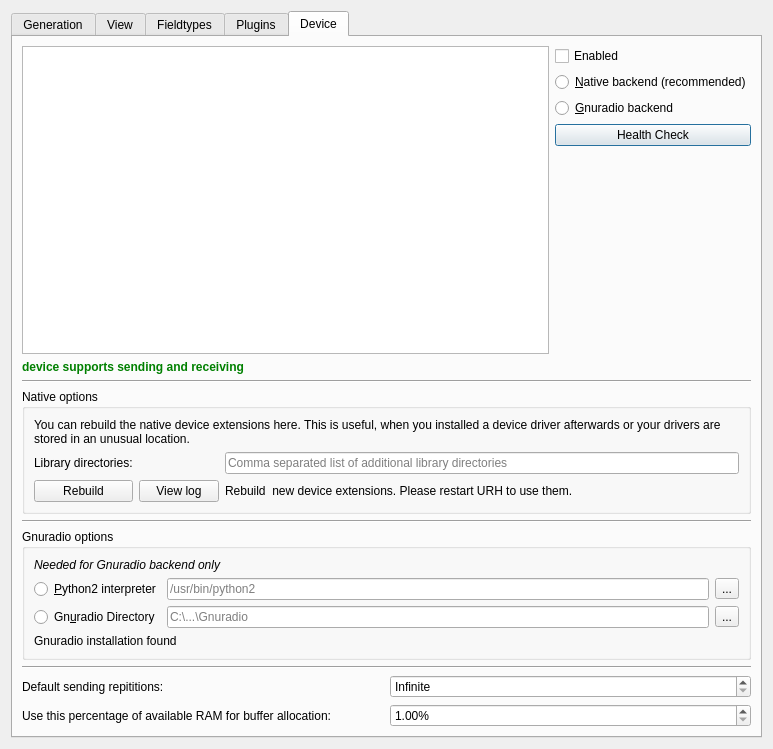
Qt form data/ui/options.ui (jopohl/urh) before a commit.
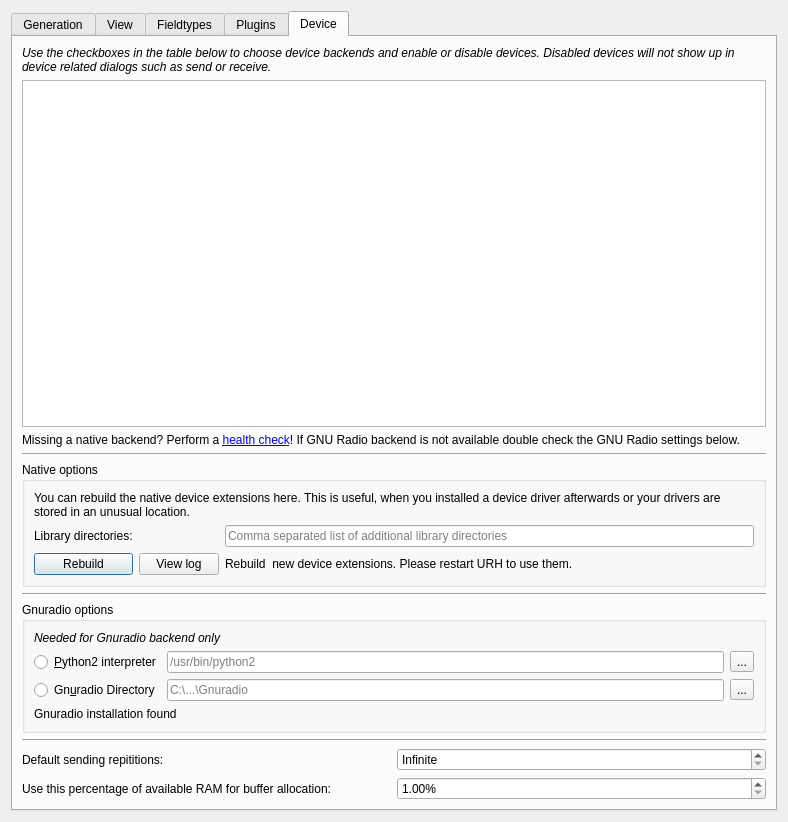
The same form after that commit. Icons and pictures are not drawn. Custom widgets are drawn as their Qt base class.

Commit message:
improve device selection in options, use a table instead of a list view (#469)
* improve device selection

* refresh gnuradio installed status + write changelog

* adapt unittest to new view

* reformat changelog

* optimize device table flags

* add qwait so model data gets called during test

* Revert "add qwait so model data gets called during test"

This reverts commit f1250b7c2527278ceef0f6bad443dfcb10023506.

* add to coveragerc

Diff of the .ui file:
```diff
--- a/data/ui/options.ui
+++ b/data/ui/options.ui
@@ -6,8 +6,8 @@
    <rect>
     <x>0</x>
     <y>0</y>
-    <width>773</width>
-    <height>749</height>
+    <width>788</width>
+    <height>822</height>
    </rect>
   </property>
   <property name="windowTitle">
@@ -311,103 +311,51 @@
       </attribute>
       <layout class="QVBoxLayout" name="verticalLayout_8">
        <item>
-        <layout class="QHBoxLayout" name="horizontalLayout">
-         <item>
-          <widget class="QListWidget" name="listWidgetDevices">
-           <property name="editTriggers">
-            <set>QAbstractItemView::NoEditTriggers</set>
-           </property>
-           <property name="alternatingRowColors">
-            <bool>true</bool>
-           </property>
-           <property name="viewMode">
-            <enum>QListView::ListMode</enum>
-           </property>
-          </widget>
-         </item>
-         <item>
-          <layout class="QVBoxLayout" name="verticalLayout_7">
-           <item>
-            <widget class="QCheckBox" name="chkBoxDeviceEnabled">
-             <property name="text">
-              <string>Enabled</string>
-             </property>
-            </widget>
-           </item>
-           <item>
-            <widget class="QRadioButton" name="rbNativeBackend">
-             <property name="text">
-              <string>&amp;Native backend (recommended)</string>
-             </property>
-            </widget>
-           </item>
-           <item>
-            <widget class="QRadioButton" name="rbGnuradioBackend">
-             <property name="text">
-              <string>&amp;Gnuradio backend</string>
-             </property>
-            </widget>
-           </item>
-           <item>
-            <widget class="QPushButton" name="btnHealthCheck">
-             <property name="sizePolicy">
-              <sizepolicy hsizetype="Minimum" vsizetype="Fixed">
-               <horstretch>0</horstretch>
-               <verstretch>0</verstretch>
-              </sizepolicy>
-             </property>
-             <property name="toolTip">
-              <string>Perform a health check for native device extensions.</string>
-             </property>
-             <property name="text">
-              <string>Health Check</string>
-             </property>
-             <property name="icon">
-              <iconset theme="heart">
-               <normaloff>.</normaloff>.</iconset>
-             </property>
-            </widget>
-           </item>
-           <item>
-            <spacer name="verticalSpacer_6">
-             <property name="orientation">
-              <enum>Qt::Vertical</enum>
-             </property>
-             <property name="sizeHint" stdset="0">
-              <size>
-               <width>20</width>
-               <height>40</height>
-              </size>
-             </property>
-            </spacer>
-           </item>
-          </layout>
-         </item>
-        </layout>
+        <widget class="QLabel" name="labelInfoDeviceTable">
+         <property name="font">
+          <font>
+           <italic>true</italic>
+          </font>
+         </property>
+         <property name="toolTip">
+          <string/>
+         </property>
+         <property name="text">
+          <string>&lt;html&gt;&lt;head/&gt;&lt;body&gt;&lt;p&gt;Use the checkboxes in the table below to choose device backends and enable or disable devices. Disabled devices will not show up in device related dialogs such as send or receive.&lt;/p&gt;&lt;/body&gt;&lt;/html&gt;</string>
+         </property>
+         <property name="wordWrap">
+          <bool>true</bool>
+         </property>
+        </widget>
        </item>
        <item>
-        <widget class="QLabel" name="lSupport">
-         <property name="sizePolicy">
-          <sizepolicy hsizetype="Preferred" vsizetype="Maximum">
-           <horstretch>0</horstretch>
-           <verstretch>0</verstretch>
-          </sizepolicy>
+        <widget class="QTableView" name="tblDevices">
+         <property name="alternatingRowColors">
+          <bool>true</bool>
          </property>
+         <property name="showGrid">
+          <bool>false</bool>
+         </property>
+         <attribute name="horizontalHeaderDefaultSectionSize">
+          <number>200</number>
+         </attribute>
+         <attribute name="verticalHeaderVisible">
+          <bool>false</bool>
+         </attribute>
+        </widget>
+       </item>
+       <item>
+        <widget class="QLabel" name="labelDeviceMissingInfo">
          <property name="font">
           <font>
-           <weight>75</weight>
            <italic>false</italic>
-           <bold>true</bold>
           </font>
          </property>
-         <property name="styleSheet">
-          <string notr="true">color: green</string>
-         </property>
          <property name="text">
-          <string>device supports sending and receiving</string>
+          <string>&lt;html&gt;&lt;head/&gt;&lt;body&gt;&lt;p&gt;Missing a native backend? Perform a &lt;a href=&quot;health_check&quot;&gt;&lt;span style=&quot; text-decoration: underline; color:#0000ff;&quot;&gt;health check&lt;/span&gt;&lt;/a&gt;! If GNU Radio backend is not available double check the GNU Radio settings below.&lt;/p&gt;&lt;/body&gt;&lt;/html&gt;</string>
          </property>
-         <property name="alignment">
-          <set>Qt::AlignLeading|Qt::AlignLeft|Qt::AlignVCenter</set>
+         <property name="wordWrap">
+          <bool>true</bool>
          </property>
         </widget>
        </item>
```
Left out of the diff: 4 changed lines with no effect on the pictures. The commit also changes 6 other files.
